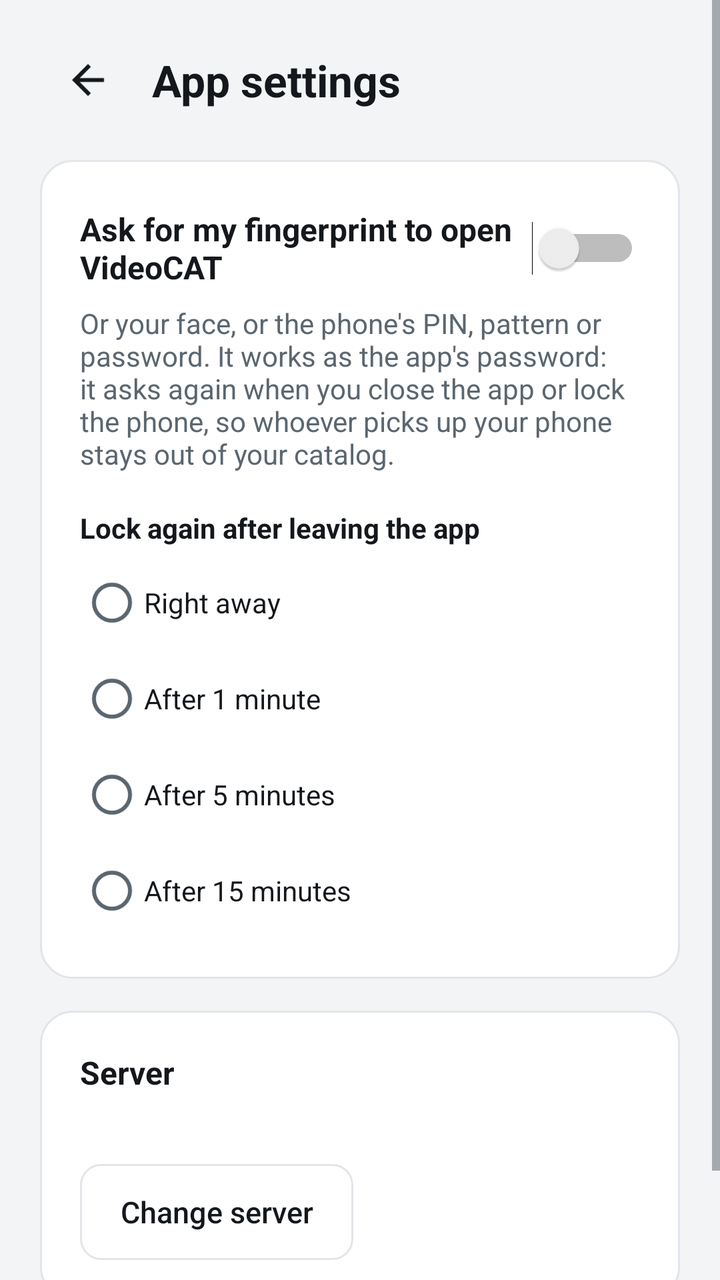
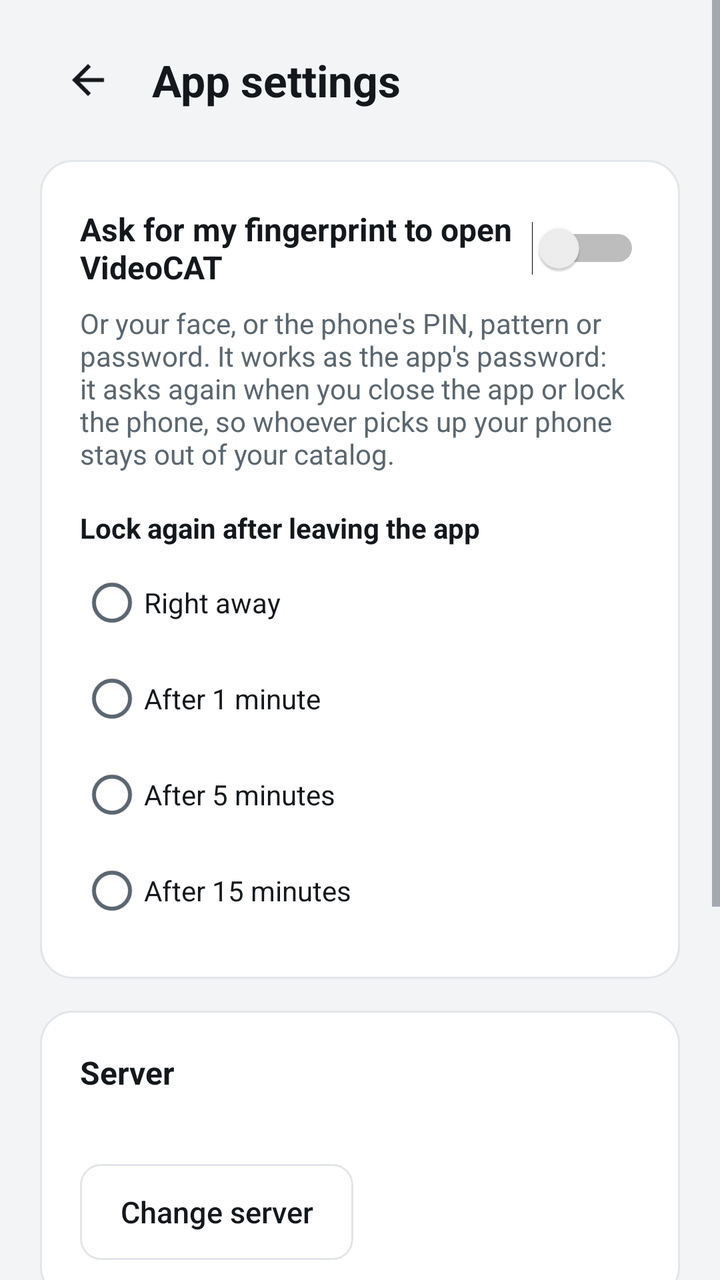

Screens rendered from an Android XML layout before and after an edit, with the pre-edit source and the edit as a unified diff.
<!-- AndroidManifest.xml: application theme Theme.VideoCAT -->
<!-- res/layout/activity_settings.xml -->
<?xml version="1.0" encoding="utf-8"?>
<ScrollView xmlns:android="http://schemas.android.com/apk/res/android"
    xmlns:tools="http://schemas.android.com/tools"
    android:id="@+id/settings_root"
    android:layout_width="match_parent"
    android:layout_height="match_parent"
    android:fillViewport="true">

    <LinearLayout
        android:layout_width="match_parent"
        android:layout_height="wrap_content"
        android:orientation="vertical"
        android:paddingHorizontal="@dimen/connect_gutter"
        android:paddingVertical="16dp">

        <LinearLayout
            android:layout_width="match_parent"
            android:layout_height="wrap_content"
            android:gravity="center_vertical"
            android:orientation="horizontal">

            <ImageButton
                android:id="@+id/settings_back"
                android:layout_width="48dp"
                android:layout_height="48dp"
                android:background="?android:attr/selectableItemBackgroundBorderless"
                android:contentDescription="@string/settings_back"
                android:src="@drawable/ic_back" />

            <TextView
                android:layout_width="wrap_content"
                android:layout_height="wrap_content"
                android:layout_marginStart="8dp"
                android:text="@string/settings_title"
                android:textColor="@color/text"
                android:textSize="22sp"
                android:textStyle="bold" />
        </LinearLayout>

        <LinearLayout
            android:layout_width="match_parent"
            android:layout_height="wrap_content"
            android:layout_marginTop="16dp"
            android:background="@drawable/card"
            android:orientation="vertical"
            android:padding="20dp">

            
            <Switch
                android:id="@+id/settings_lock"
                tools:ignore="UseSwitchCompatOrMaterialXml"
                android:layout_width="match_parent"
                android:layout_height="wrap_content"
                android:minHeight="48dp"
                android:text="@string/settings_lock"
                android:textColor="@color/text"
                android:textSize="16sp"
                android:textStyle="bold" />

            <TextView
                android:id="@+id/settings_lock_detail"
                android:layout_width="match_parent"
                android:layout_height="wrap_content"
                android:layout_marginTop="4dp"
                android:text="@string/settings_lock_detail"
                android:textColor="@color/muted"
                android:textSize="14sp" />

            <TextView
                android:id="@+id/settings_lock_unavailable"
                android:layout_width="match_parent"
                android:layout_height="wrap_content"
                android:layout_marginTop="8dp"
                android:text="@string/settings_lock_unavailable"
                android:textColor="@color/warning"
                android:textSize="14sp"
                android:visibility="gone" />

            <TextView
                android:id="@+id/settings_delay_label"
                android:layout_width="wrap_content"
                android:layout_height="wrap_content"
                android:layout_marginTop="18dp"
                android:text="@string/settings_delay"
                android:textColor="@color/text"
                android:textSize="14sp"
                android:textStyle="bold" />

            <RadioGroup
                android:id="@+id/settings_delay"
                android:layout_width="match_parent"
                android:layout_height="wrap_content"
                android:layout_marginTop="4dp">

                <RadioButton
                    android:id="@+id/settings_delay_0"
                    android:layout_width="match_parent"
                    android:layout_height="wrap_content"
                    android:minHeight="48dp"
                    android:text="@string/settings_delay_now"
                    android:textColor="@color/text" />

                <RadioButton
                    android:id="@+id/settings_delay_60"
                    android:layout_width="match_parent"
                    android:layout_height="wrap_content"
                    android:minHeight="48dp"
                    android:text="@string/settings_delay_1"
                    android:textColor="@color/text" />

                <RadioButton
                    android:id="@+id/settings_delay_300"
                    android:layout_width="match_parent"
                    android:layout_height="wrap_content"
                    android:minHeight="48dp"
                    android:text="@string/settings_delay_5"
                    android:textColor="@color/text" />

                <RadioButton
                    android:id="@+id/settings_delay_900"
                    android:layout_width="match_parent"
                    android:layout_height="wrap_content"
                    android:minHeight="48dp"
                    android:text="@string/settings_delay_15"
                    android:textColor="@color/text" />
            </RadioGroup>
        </LinearLayout>

        <LinearLayout
            android:layout_width="match_parent"
            android:layout_height="wrap_content"
            android:layout_marginTop="16dp"
            android:background="@drawable/card"
            android:orientation="vertical"
            android:padding="20dp">

            <TextView
                android:layout_width="wrap_content"
                android:layout_height="wrap_content"
                android:text="@string/settings_server"
                android:textColor="@color/text"
                android:textSize="16sp"
                android:textStyle="bold" />

            <TextView
                android:id="@+id/settings_server_address"
                android:layout_width="match_parent"
                android:layout_height="wrap_content"
                android:layout_marginTop="4dp"
                android:textColor="@color/muted"
                android:textIsSelectable="true"
                android:textSize="14sp" />

            <Button
                android:id="@+id/settings_change_server"
                android:layout_width="wrap_content"
                android:layout_height="48dp"
                android:layout_marginTop="12dp"
                android:background="@drawable/button_outline"
                android:paddingHorizontal="20dp"
                android:stateListAnimator="@null"
                android:text="@string/error_change_server"
                android:textAllCaps="false"
                android:textColor="@color/text"
                android:textSize="15sp" />
        </LinearLayout>

        <TextView
            android:id="@+id/settings_version"
            android:layout_width="match_parent"
            android:layout_height="wrap_content"
            android:layout_marginTop="16dp"
            android:gravity="center_horizontal"
            android:textColor="@color/muted"
            android:textSize="13sp" />
    </LinearLayout>
</ScrollView>
<!-- resources referenced by this layout -->
<resources>
  <color name="muted">#5B6670</color>
  <color name="text">#14181C</color>
  <color name="warning">#9A5B00</color>
  <dimen name="connect_gutter">20dp</dimen>
  <!-- drawable button_outline (drawable) -->
  <?xml version="1.0" encoding="utf-8"?>
  <ripple xmlns:android="http://schemas.android.com/apk/res/android" android:color="#22FC6121">
      <item>
          <shape>
              <solid android:color="@color/surface" />
              <stroke android:width="1dp" android:color="@color/border" />
              <corners android:radius="10dp" />
          </shape>
      </item>
  </ripple>
  <!-- drawable card (drawable) -->
  <?xml version="1.0" encoding="utf-8"?>
  <shape xmlns:android="http://schemas.android.com/apk/res/android">
      <solid android:color="@color/surface" />
      <stroke android:width="1dp" android:color="@color/border" />
      <corners android:radius="16dp" />
  </shape>
  <!-- drawable ic_back (drawable) -->
  <vector xmlns:android="http://schemas.android.com/apk/res/android" android:width="24dp" android:height="24dp" android:viewportWidth="24" android:viewportHeight="24" android:autoMirrored="true">
      <path android:fillColor="@color/text" android:pathData="M20,11H7.83l5.59,-5.59L12,4l-8,8 8,8 1.41,-1.41L7.83,13H20v-2z" />
  </vector>
  <string name="error_change_server">Change server</string>
  <string name="settings_back">Back</string>
  <string name="settings_delay">Lock again after leaving the app</string>
  <string name="settings_delay_1">After 1 minute</string>
  <string name="settings_delay_15">After 15 minutes</string>
  <string name="settings_delay_5">After 5 minutes</string>
  <string name="settings_delay_now">Right away</string>
  <string name="settings_lock">Ask for my fingerprint to open VideoCAT</string>
  <string name="settings_lock_detail">Or your face, or the phone\'s PIN, pattern or password. It works as the app\'s password: it asks again when you close the app or lock the phone, so whoever picks up your phone stays out of your catalog.</string>
  <string name="settings_lock_unavailable">Set up a screen lock on the phone (Settings › Security) to use this.</string>
  <string name="settings_server">Server</string>
  <string name="settings_title">App settings</string>
  <style name="Theme.VideoCAT" parent="android:Theme.Material.Light.NoActionBar">
          <item name="android:colorAccent">@color/accent</item>
          <item name="android:colorPrimary">@color/accent</item>
          <item name="android:colorControlActivated">@color/accent</item>
          <item name="android:windowBackground">@color/background</item>
          <item name="android:textColorPrimary">@color/text</item>
          <item name="android:textColorSecondary">@color/muted</item>
      </style>
  <color name="surface">#FFFFFF</color>
  <color name="border">#E2E5E9</color>
  <color name="accent">#FC6121</color>
  <color name="background">#F3F4F6</color>
</resources>

<!-- the commit's change to res/layout/activity_settings.xml (unified diff, before → after) -->
@@ -154,7 +154,8 @@
             <Button
                 android:id="@+id/settings_change_server"
                 android:layout_width="wrap_content"
-                android:layout_height="48dp"
+                android:layout_height="wrap_content"
+                android:minHeight="48dp"
                 android:layout_marginTop="12dp"
                 android:background="@drawable/button_outline"
                 android:paddingHorizontal="20dp"
@@ -165,6 +166,65 @@
                 android:textSize="15sp" />
         </LinearLayout>
 
+        
+        <LinearLayout
+            android:id="@+id/settings_updates"
+            android:layout_width="match_parent"
+            android:layout_height="wrap_content"
+            android:layout_marginTop="16dp"
+            android:background="@drawable/card"
+            android:orientation="vertical"
+            android:padding="20dp">
+
+            <TextView
+                android:layout_width="wrap_content"
+                android:layout_height="wrap_content"
+                android:text="@string/settings_updates"
+                android:textColor="@color/text"
+                android:textSize="16sp"
+                android:textStyle="bold" />
+
+            <TextView
+                android:id="@+id/settings_update_status"
+                android:layout_width="match_parent"
+                android:layout_height="wrap_content"
+                android:layout_marginTop="4dp"
+                android:textColor="@color/text"
+                android:textSize="14sp" />
+
+            <ProgressBar
+                android:id="@+id/settings_update_progress"
+                style="@android:style/Widget.Material.ProgressBar.Horizontal"
+                android:layout_width="match_parent"
+                android:layout_height="wrap_content"
+                android:layout_marginTop="10dp"
+                android:max="100"
+                android:progressTint="@color/accent"
+                android:visibility="gone" />
+
+            <Button
+                android:id="@+id/settings_update_action"
+                android:layout_width="wrap_content"
+                android:layout_height="wrap_content"
+                android:minHeight="48dp"
+                android:layout_marginTop="12dp"
+                android:background="@drawable/button_outline"
+                android:paddingHorizontal="20dp"
+                android:stateListAnimator="@null"
+                android:text="@string/settings_update_check"
+                android:textAllCaps="false"
+                android:textColor="@color/text"
+                android:textSize="15sp" />
+
+            <TextView
+                android:layout_width="match_parent"
+                android:layout_height="wrap_content"
+                android:layout_marginTop="10dp"
+                android:text="@string/settings_update_detail"
+                android:textColor="@color/muted"
+                android:textSize="13sp" />
+        </LinearLayout>
+
         <TextView
             android:id="@+id/settings_version"
             android:layout_width="match_parent"
<!-- resource entries referenced after the edit -->
@@ -38,6 +38,9 @@
   <string name="settings_lock_unavailable">Set up a screen lock on the phone (Settings › Security) to use this.</string>
   <string name="settings_server">Server</string>
   <string name="settings_title">App settings</string>
+  <string name="settings_update_check">Check for updates</string>
+  <string name="settings_update_detail">From VideoCAT\'s releases on GitHub. Nothing installs until you confirm it.</string>
+  <string name="settings_updates">Updates</string>
   <style name="Theme.VideoCAT" parent="android:Theme.Material.Light.NoActionBar">
           <item name="android:colorAccent">@color/accent</item>
           <item name="android:colorPrimary">@color/accent</item>
